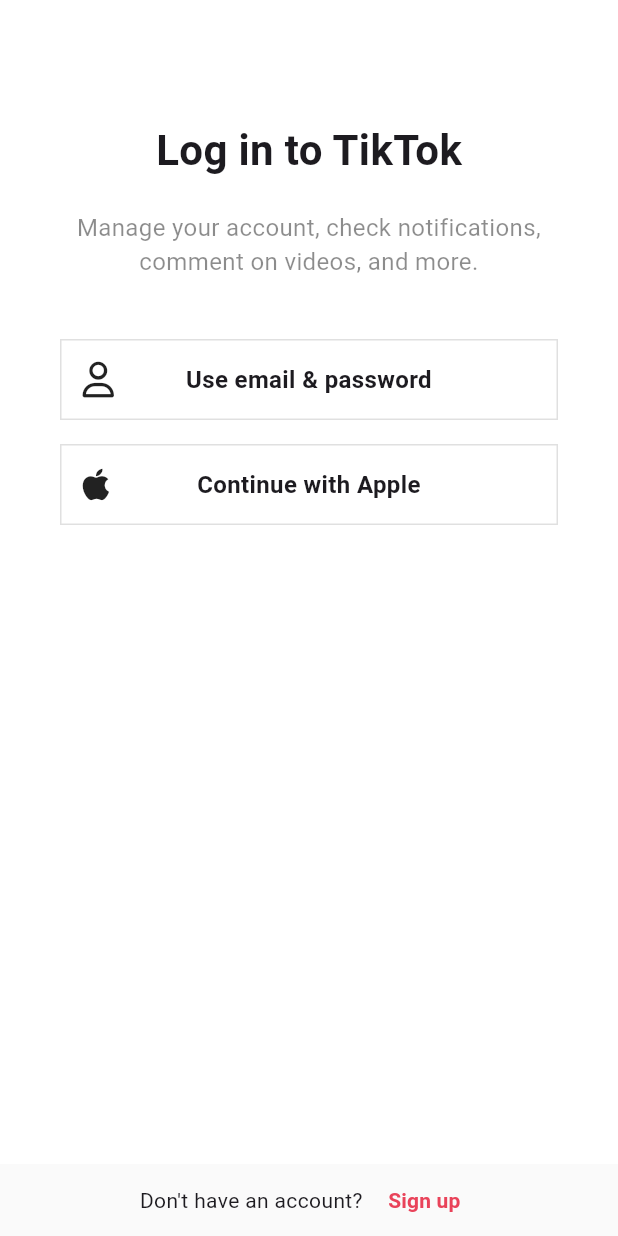
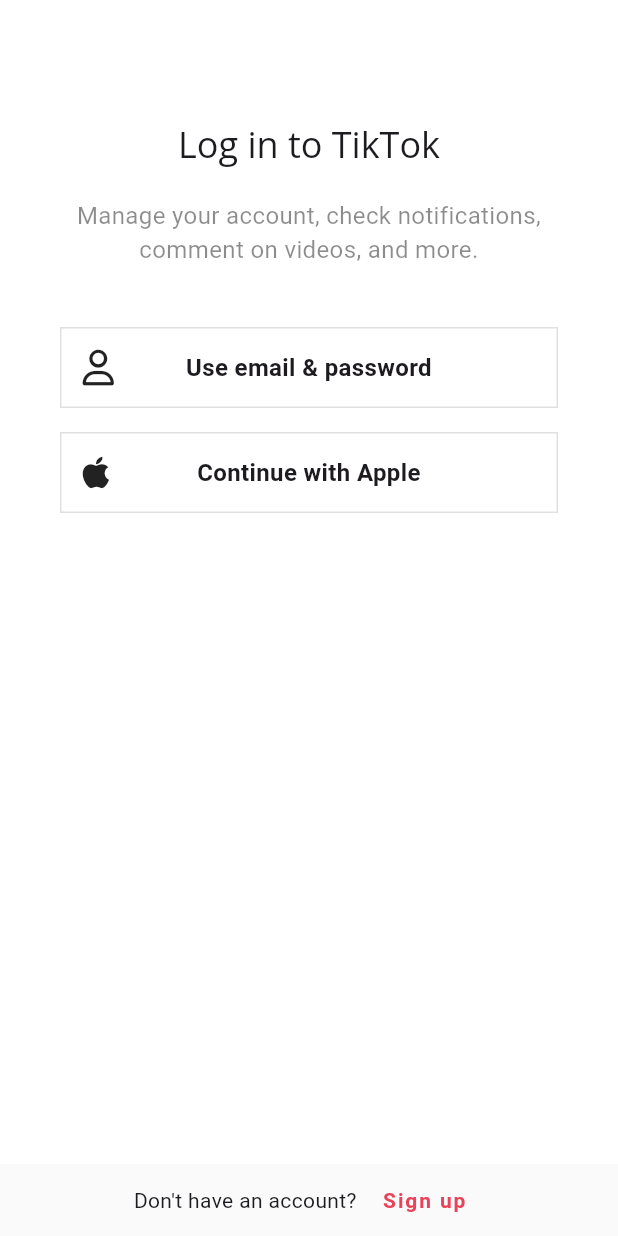
Before and after one commit to jrsky723/tiktok_clone, a Flutter app: the screen it shows after launch, after a tap on "Log in", on a phone screen of 412 x 824 dp. Run offline on Flutter 3.47's test engine with Material 3 defaults, Android fonts, the phone set to English and light mode, and no system bars; our stand-ins replace font_awesome_flutter, google_fonts, marquee, video_player, visibility_detector; network calls fail.

Commit message:
# 15.2 TextTheme
- type scale generator (m3)
  - Text theme을 생성해준다.
- 실제로 앱을 만들 때, 먼저 textTheme을 준비한다.
- copyWith를 사용하여, 기존의 textTheme을 복사하여, 새로운 textTheme을 만든다.

```diff
--- a/lib/features/authentication/login_screen.dart
+++ b/lib/features/authentication/login_screen.dart
@@ -31,12 +31,9 @@ class LoginScreen extends StatelessWidget {
           child: Column(
             children: [
               Gaps.v80,
-              const Text(
+              Text(
                 "Log in to TikTok",
-                style: TextStyle(
-                  fontSize: Sizes.size28,
-                  fontWeight: FontWeight.w700,
-                ),
+                style: Theme.of(context).textTheme.headlineSmall,
               ),
               Gaps.v20,
               const Text(
--- a/lib/features/authentication/sign_up_screen.dart
+++ b/lib/features/authentication/sign_up_screen.dart
@@ -45,12 +45,9 @@ class SignUpScreen extends StatelessWidget {
               child: Column(
                 children: [
                   Gaps.v80,
-                  const Text(
+                  Text(
                     "Sign Up for TikTok",
-                    style: TextStyle(
-                      fontSize: Sizes.size28,
-                      fontWeight: FontWeight.w700,
-                    ),
+                    style: Theme.of(context).textTheme.headlineSmall,
                   ),
                   Gaps.v20,
                   const Opacity(
--- a/lib/main.dart
+++ b/lib/main.dart
@@ -1,5 +1,6 @@
 import 'package:flutter/material.dart';
 import 'package:flutter/services.dart';
+import 'package:google_fonts/google_fonts.dart';
 import 'package:tiktok_clone/constants/sizes.dart';
 import 'package:tiktok_clone/features/authentication/sign_up_screen.dart';
 
@@ -12,9 +13,6 @@ void main() async {
     ],
   );
 
-  SystemChrome.setSystemUIOverlayStyle(
-    SystemUiOverlayStyle.dark,
-  );
   runApp(const TikTokApp());
 }
 
@@ -29,6 +27,34 @@ class TikTokApp extends StatelessWidget {
       themeMode: ThemeMode.system,
       theme: ThemeData(
         brightness: Brightness.light,
+        textTheme: TextTheme(
+          displayLarge: GoogleFonts.openSans(
+              fontSize: 95, fontWeight: FontWeight.w300, letterSpacing: -1.5),
+          displayMedium: GoogleFonts.openSans(
+              fontSize: 59, fontWeight: FontWeight.w300, letterSpacing: -0.5),
+          displaySmall:
+              GoogleFonts.openSans(fontSize: 48, fontWeight: FontWeight.w400),
+          headlineMedium: GoogleFonts.openSans(
+              fontSize: 34, fontWeight: FontWeight.w400, letterSpacing: 0.25),
+          headlineSmall:
+              GoogleFonts.openSans(fontSize: 24, fontWeight: FontWeight.w400),
+          titleLarge: GoogleFonts.openSans(
+              fontSize: 20, fontWeight: FontWeight.w500, letterSpacing: 0.15),
+          titleMedium: GoogleFonts.openSans(
+              fontSize: 16, fontWeight: FontWeight.w400, letterSpacing: 0.15),
+          titleSmall: GoogleFonts.openSans(
+              fontSize: 14, fontWeight: FontWeight.w500, letterSpacing: 0.1),
+          bodyLarge: GoogleFonts.roboto(
+              fontSize: 16, fontWeight: FontWeight.w400, letterSpacing: 0.5),
+          bodyMedium: GoogleFonts.roboto(
+              fontSize: 14, fontWeight: FontWeight.w400, letterSpacing: 0.25),
+          labelLarge: GoogleFonts.roboto(
+              fontSize: 14, fontWeight: FontWeight.w500, letterSpacing: 1.25),
+          bodySmall: GoogleFonts.roboto(
+              fontSize: 12, fontWeight: FontWeight.w400, letterSpacing: 0.4),
+          labelSmall: GoogleFonts.roboto(
+              fontSize: 10, fontWeight: FontWeight.w400, letterSpacing: 1.5),
+        ),
         scaffoldBackgroundColor: Colors.white,
         primaryColor: const Color(
           0xFFE9435A,
--- a/pubspec.yaml
+++ b/pubspec.yaml
@@ -42,6 +42,8 @@ dependencies:
   visibility_detector: 0.3.3
 
   marquee: 2.2.3
+
+  google_fonts: 4.0.1
 
 dev_dependencies:
   flutter_test:
```
Also changed, not shown: pubspec.lock, 1 other file.
